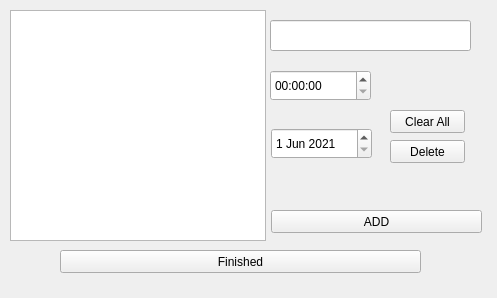
Above: main.ui from pranavpk0/TODO before the change. Below: the same form after it.
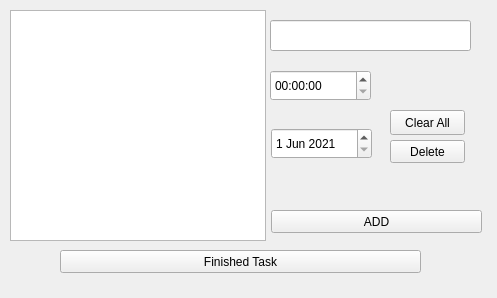
That is the form after the change. Icons and pictures are not drawn.

```diff
--- a/main.ui
+++ b/main.ui
@@ -107,7 +107,7 @@
       <x>390</x>
       <y>110</y>
       <width>75</width>
-      <height>23</height>
+      <height>25</height>
      </rect>
     </property>
     <property name="text">
@@ -124,7 +124,7 @@
      </rect>
     </property>
     <property name="text">
-     <string>Finished</string>
+     <string>Finished Task</string>
     </property>
    </widget>
   </widget>
```
Left out of the diff: 2 changed lines with no effect on the pictures.
